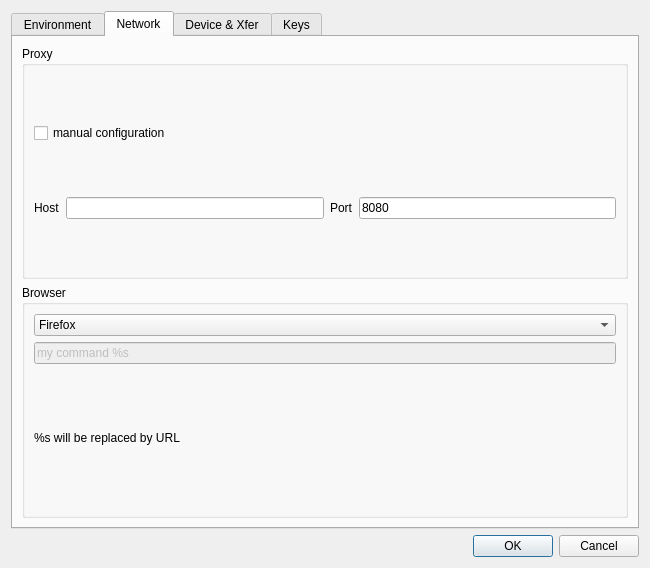
The window that src/IDlgConfig.ui (ntruchsess/QLandkarteGT) describes before a commit, drawn with Qt 5.
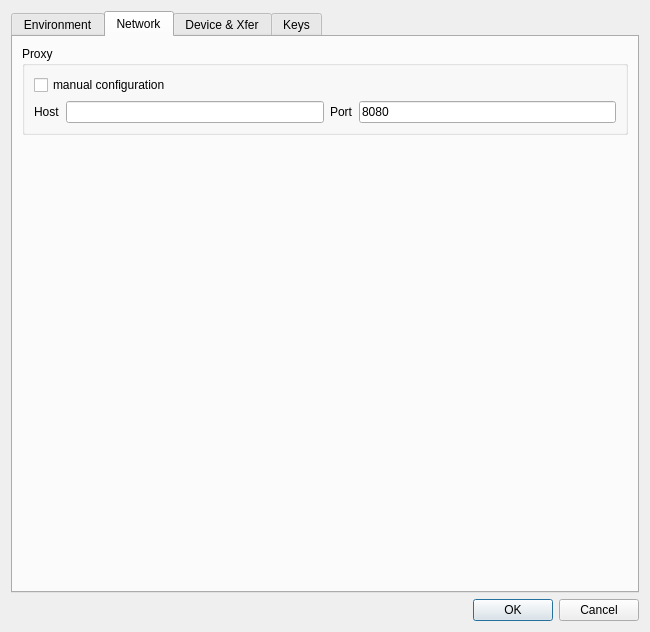
The same window after the commit. The open tabs and pages were chosen to show the change.

Commit message: open URLs via desktop service, drop the qlgt internal browser configuration

```diff
--- a/src/IDlgConfig.ui
+++ b/src/IDlgConfig.ui
@@ -7,7 +7,7 @@
     <x>0</x>
     <y>0</y>
     <width>650</width>
-    <height>568</height>
+    <height>632</height>
    </rect>
   </property>
   <property name="windowTitle">
@@ -334,49 +334,17 @@
         </widget>
        </item>
        <item>
-        <widget class="QGroupBox" name="groupBox_5">
-         <property name="title">
-          <string>Browser</string>
+        <spacer name="verticalSpacer">
+         <property name="orientation">
+          <enum>Qt::Vertical</enum>
          </property>
-         <layout class="QVBoxLayout">
-          <item>
-           <widget class="QComboBox" name="comboBrowser">
-            <item>
-             <property name="text">
-              <string>Firefox</string>
-             </property>
-            </item>
-            <item>
-             <property name="text">
-              <string>Konqueror</string>
-             </property>
-            </item>
-            <item>
-             <property name="text">
-              <string>other (needs command line)</string>
-             </property>
-            </item>
-           </widget>
-          </item>
-          <item>
-           <widget class="QLineEdit" name="lineBrowserCmd">
-            <property name="enabled">
-             <bool>false</bool>
-            </property>
-            <property name="text">
-             <string>my command %s</string>
-            </property>
-           </widget>
-          </item>
-          <item>
-           <widget class="QLabel" name="label_5">
-            <property name="text">
-             <string>%s will be replaced by URL</string>
-            </property>
-           </widget>
-          </item>
-         </layout>
-        </widget>
+         <property name="sizeHint" stdset="0">
+          <size>
+           <width>20</width>
+           <height>40</height>
+          </size>
+         </property>
+        </spacer>
        </item>
       </layout>
      </widget>
```
The commit also changes 8 other files.
